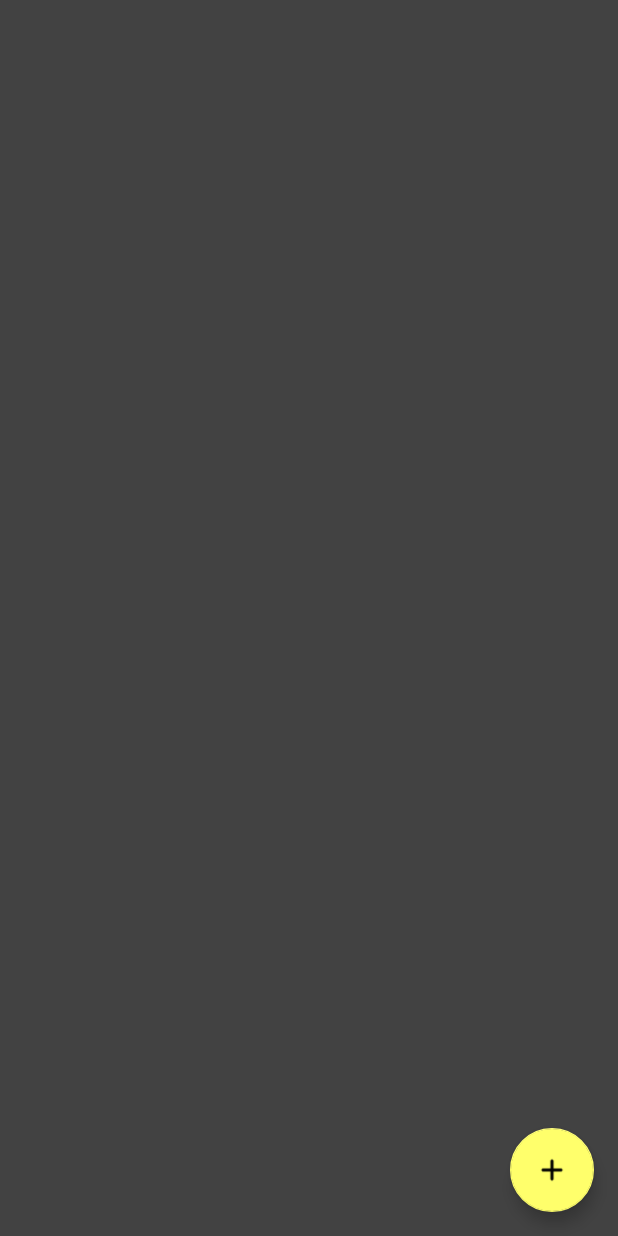
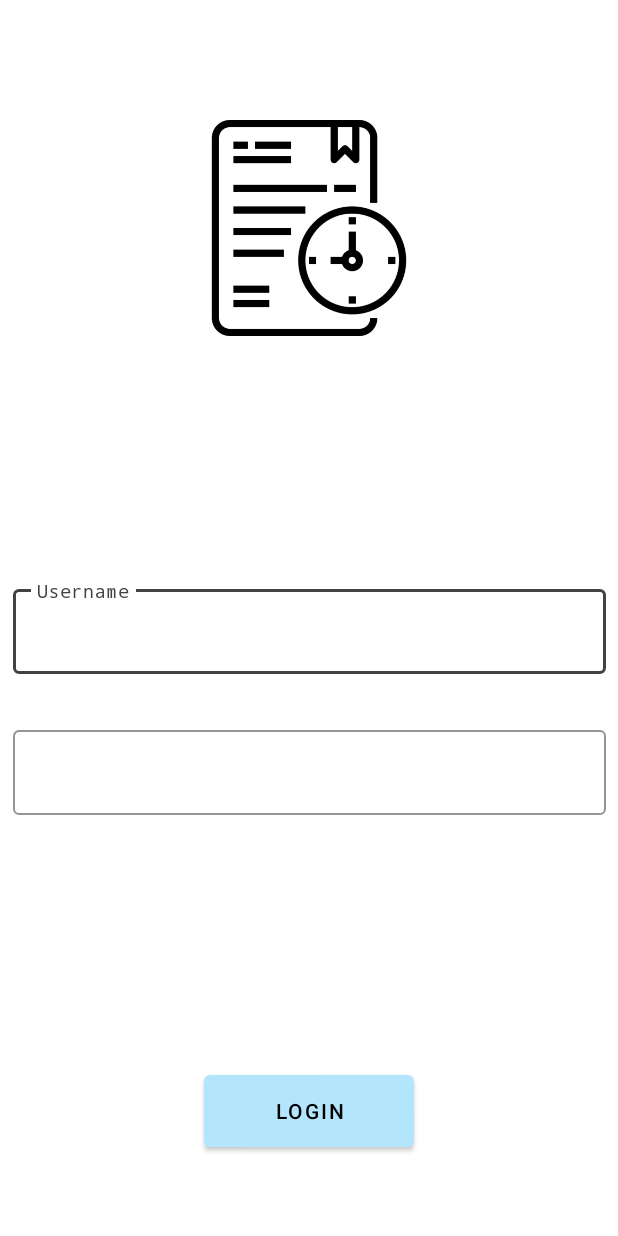
Before and after one commit to aleksandarObreshkov/StickHabit, an Android app: the screen it shows after launch (MainActivity before the commit, LoginMenu after it), on a phone screen of 412 x 824 dp. Run offline under Robolectric (Android 15) with nearby library versions, the phone set to English and light mode, and no system bars; our stand-ins replace Firebase (no records; nobody signed in at launch, a user with empty details on screens opened directly).

Commit message:
login menu and some colot changes

```diff
--- a/app/build.gradle
+++ b/app/build.gradle
@@ -1,4 +1,5 @@
 apply plugin: 'com.android.application'
+apply plugin: 'com.google.gms.google-services'
 
 android {
     compileSdkVersion 28
@@ -22,6 +23,7 @@ dependencies {
     implementation fileTree(dir: 'libs', include: ['*.jar'])
     implementation 'androidx.appcompat:appcompat:1.1.0-rc01'
     implementation 'androidx.constraintlayout:constraintlayout:2.0.0-beta2'
+    implementation 'com.google.firebase:firebase-auth:16.0.5'
     testImplementation 'junit:junit:4.13-beta-3'
     androidTestImplementation 'androidx.test:runner:1.3.0-alpha02'
     androidTestImplementation 'androidx.test.espresso:espresso-core:3.3.0-alpha02'
--- /dev/null
+++ b/app/src/main/java/com/example/purenote/LoginMenu.java
@@ -0,0 +1,66 @@
+package com.example.purenote;
+
+import android.content.Intent;
+import android.os.Bundle;
+import android.util.Log;
+import android.view.View;
+import android.widget.Button;
+
+import androidx.annotation.Nullable;
+import androidx.appcompat.app.AppCompatActivity;
+
+import com.google.android.material.snackbar.BaseTransientBottomBar;
+import com.google.android.material.snackbar.Snackbar;
+import com.google.android.material.textfield.TextInputLayout;
+import com.google.firebase.auth.FirebaseAuth;
+import com.google.firebase.auth.FirebaseUser;
+
+public class LoginMenu extends AppCompatActivity {
+
+    private Button loginButton;
+    private TextInputLayout loginInput, passwordInput;
+    private FirebaseAuth mAuth;
+    private FirebaseUser user;
+
+
+    @Override
+    protected void onCreate(@Nullable Bundle savedInstanceState) {
+        super.onCreate(savedInstanceState);
+        setContentView(R.layout.login_layout);
+
+        mAuth=FirebaseAuth.getInstance();
+
+        loginButton=findViewById(R.id.button3);
+        loginInput=findViewById(R.id.textInputLayout);
+        passwordInput=findViewById(R.id.textInputLayout2);
+
+        loginButton.setOnClickListener(new View.OnClickListener() {
+            @Override
+            public void onClick(View v) {
+
+                try {
+                    String email = loginInput.getEditText().getText().toString();
+                    String password = passwordInput.getEditText().getText().toString();
+
+                    mAuth.createUserWithEmailAndPassword(email,password);
+                    mAuth.signInWithEmailAndPassword(email,password);
+
+                }catch (NullPointerException npe){
+                    npe.printStackTrace();
+                    Log.i("Login","Empty field");
+                    Snackbar.make(findViewById(R.id.linearLayout2),"Please fill in the required fields!", BaseTransientBottomBar.LENGTH_SHORT).show();
+                }
+
+                if(mAuth.getCurrentUser()!=null){
+                    Intent i=new Intent(LoginMenu.this,MainActivity.class);
+                    startActivity(i);
+                }
+
+
+            }
+        });
+
+
+
+    }
+}
--- a/app/src/main/java/com/example/purenote/MainActivity.java
+++ b/app/src/main/java/com/example/purenote/MainActivity.java
@@ -12,6 +12,7 @@ import android.app.Dialog;
 import android.app.DialogFragment;
 import android.content.Context;
 import android.content.DialogInterface;
+import android.content.Intent;
 import android.content.pm.PackageManager;
 import android.os.Bundle;
 import android.os.Environment;
@@ -26,6 +27,8 @@ import com.google.android.material.floatingactionbutton.FloatingActionButton;
 import com.google.android.material.snackbar.BaseTransientBottomBar;
 import com.google.android.material.snackbar.Snackbar;
 import com.google.android.material.textfield.TextInputLayout;
+import com.google.firebase.auth.FirebaseAuth;
+import com.google.firebase.auth.FirebaseUser;
 
 import java.io.File;
 import java.io.FileNotFoundException;
@@ -50,10 +53,9 @@ interface NoticeDialogListener{
 public class MainActivity extends AppCompatActivity implements NoticeDialogListener {
     private static RecyclerView goalsLayoutRV;
 
-    Goal goal=new Goal("new",0,0);
     static ArrayList<Goal> goalsArray=new ArrayList<>();
     FloatingActionButton addGoalButton;
-
+    private FirebaseAuth mAuth;
 
     DateFormat dateFormat=SimpleDateFormat.getDateInstance();
 
@@ -62,7 +64,7 @@ public class MainActivity extends AppCompatActivity implements NoticeDialogListe
 
     public static String getFormattedDate(){
         Date date=new Date();
-        //I/Date tag: Thu Aug 08 15:00:05 GMT+03:00 2019
+
         Calendar calendar=new GregorianCalendar();
         String day=calendar.get(Calendar.DAY_OF_MONTH)+"/";
         String month=(calendar.get(Calendar.MONTH)+1)+"/";
@@ -80,6 +82,11 @@ public class MainActivity extends AppCompatActivity implements NoticeDialogListe
     @Override
     protected void onStart() {
         super.onStart();
+        FirebaseUser user=mAuth.getCurrentUser();
+        if(user==null){
+            Intent i=new Intent(MainActivity.this,LoginMenu.class);
+            startActivity(i);
+        }
         goalsArray=Goal.readGoalFromFile();
     }
 
@@ -87,6 +94,10 @@ public class MainActivity extends AppCompatActivity implements NoticeDialogListe
     protected void onCreate(Bundle savedInstanceState) {
         super.onCreate(savedInstanceState);
         setContentView(R.layout.activity_main);
+
+
+        mAuth=FirebaseAuth.getInstance();
+
 
 
 
@@ -125,8 +136,9 @@ public class MainActivity extends AppCompatActivity implements NoticeDialogListe
     @Override
     protected void onStop() {
         super.onStop();
-        for (Goal a:goalsArray
-             ) {Goal.writeGoalInFile(a.getText(),a.getCompletedSteps(),a.getTargetSteps(),a.getLastDate());
+        for (Goal a:goalsArray) {
+            Goal.writeGoalInFile(a.getText(),a.getCompletedSteps(),a.getTargetSteps(),a.getDatesChecked());
+
 
         }
 
@@ -167,7 +179,7 @@ public class MainActivity extends AppCompatActivity implements NoticeDialogListe
         @Override
         public Dialog onCreateDialog(Bundle savedInstanceState) {
             LayoutInflater inflater = getActivity().getLayoutInflater();
-            View content = inflater.inflate(R.layout.dialog_add_goal, null);
+            final View content = inflater.inflate(R.layout.dialog_add_goal, null);
             dialogBundle=new Bundle();
             builder = new AlertDialog.Builder(getActivity());
             builder.setTitle("Add new goal");
@@ -181,21 +193,19 @@ public class MainActivity extends AppCompatActivity implements NoticeDialogListe
                 @Override
                 public void onClick(View v) {
 
-                    //dialogBundle.putString("goal",goalInput.getEditText().getText().toString());
-                    //dialogBundle.putInt("target",Integer.parseInt(targetNumberInput.getEditText().getText().toString()));
-                    //getArguments().putAll(dialogBundle);
 
-
-                    //String goalName=(String) dialog.getArguments().getCharSequence("goal");
-                    //int targetumber=dialog.getArguments().getInt("target");
-                    String goalName=goalInput.getEditText().getText().toString();
-                    int targetNumber=Integer.parseInt(targetNumberInput.getEditText().getText().toString());
-                    Goal newGoal=new Goal(goalName,targetNumber,0);
-                    goalsArray.add(newGoal);
-                    goalsLayoutRV.setAdapter(new HabitsRVAdapter(goalsArray));
-                    Goal.writeGoalInFile(goalName,0,targetNumber,getFormattedDate());
-                    dismiss();
-                    //mListener.OnPositiveClick(AddGoalDialog.this);
+                    try {
+                        String goalName = goalInput.getEditText().getText().toString();
+                        int targetNumber = Integer.parseInt(targetNumberInput.getEditText().getText().toString());
+                        Goal newGoal = new Goal(goalName, targetNumber, 0);
+                        newGoal.addDateChecked("08/06/2019");
+                        goalsArray.add(newGoal);
+                        goalsLayoutRV.setAdapter(new HabitsRVAdapter(goalsArray));
+                        Goal.writeGoalInFile(goalName, 0, targetNumber, newGoal.getDatesChecked());
+                        dismiss();
+                    }catch (NullPointerException e){
+                        Snackbar.make(content.findViewById(R.id.recyclerView),"Please fill in the fields",BaseTransientBottomBar.LENGTH_SHORT).show();
+                    }
 
                 }
             });
--- /dev/null
+++ b/app/src/main/res/layout/login_layout.xml
@@ -0,0 +1,79 @@
+<?xml version="1.0" encoding="utf-8"?>
+<androidx.constraintlayout.widget.ConstraintLayout xmlns:android="http://schemas.android.com/apk/res/android"
+    xmlns:app="http://schemas.android.com/apk/res-auto"
+    xmlns:tools="http://schemas.android.com/tools"
+    android:layout_width="match_parent"
+    android:layout_height="match_parent"
+    android:background="#ffffff"
+    android:orientation="vertical">
+
+    <ImageView
+        android:id="@+id/imageView"
+        android:layout_width="144dp"
+        android:layout_height="144dp"
+        android:layout_marginTop="80dp"
+        app:layout_constraintEnd_toEndOf="parent"
+        app:layout_constraintStart_toStartOf="parent"
+        app:layout_constraintTop_toTopOf="parent"
+        app:srcCompat="@drawable/mainicon" />
+
+    <LinearLayout
+        android:id="@+id/linearLayout2"
+        android:layout_width="395dp"
+        android:layout_height="0dp"
+        android:layout_marginStart="8dp"
+        android:layout_marginTop="355dp"
+        android:layout_marginEnd="8dp"
+        android:layout_marginBottom="30dp"
+        android:orientation="vertical"
+        app:layout_constraintBottom_toTopOf="@+id/button3"
+        app:layout_constraintEnd_toEndOf="parent"
+        app:layout_constraintStart_toStartOf="parent"
+        app:layout_constraintTop_toTopOf="parent">
+
+        <com.google.android.material.textfield.TextInputLayout
+            style="@style/TextInputLayoutStyle"
+            android:layout_width="match_parent"
+            android:layout_height="wrap_content"
+            android:layout_marginTop="32dp"
+            app:boxStrokeColor="@color/colorDark">
+
+            <com.google.android.material.textfield.TextInputEditText
+                android:layout_width="match_parent"
+                android:layout_height="wrap_content"
+                android:fontFamily="monospace"
+                android:hint="@string/hint_username"
+                android:textColor="#000000"
+                android:textColorHint="#424242" />
+        </com.google.android.material.textfield.TextInputLayout>
+
+        <com.google.android.material.textfield.TextInputLayout
+            style="@style/TextInputLayoutStyle"
+            android:layout_width="match_parent"
+            android:layout_height="wrap_content"
+            android:layout_marginTop="32dp"
+            app:boxStrokeColor="@color/colorDark">
+
+            <com.google.android.material.textfield.TextInputEditText
+                android:layout_width="match_parent"
+                android:layout_height="wrap_content"
+                android:fontFamily="monospace"
+                android:hint="@string/hint_password"
+                android:inputType="textPassword"
+                android:textColor="#000000"
+                android:textColorHint="#424242" />
+        </com.google.android.material.textfield.TextInputLayout>
+    </LinearLayout>
+
+    <Button
+        android:id="@+id/button3"
+        android:layout_width="140dp"
+        android:layout_height="60dp"
+        android:layout_marginBottom="53dp"
+        android:text="Login"
+        app:layout_constraintBottom_toBottomOf="parent"
+        app:layout_constraintEnd_toEndOf="parent"
+        app:layout_constraintStart_toStartOf="parent"
+        app:layout_constraintTop_toBottomOf="@+id/linearLayout2"
+        style="@style/Widget.MaterialComponents.Button"/>
+</androidx.constraintlayout.widget.ConstraintLayout>
--- a/app/src/main/res/values/colors.xml
+++ b/app/src/main/res/values/colors.xml
@@ -1,8 +1,8 @@
 <?xml version="1.0" encoding="utf-8"?>
 <resources>
-    <color name="colorPrimary">#69F0AE</color>
-    <color name="colorPrimaryDark">#2BBD7E</color>
-    <color name="colorAccent">#FFFF6B</color>
+    <color name="colorPrimary">#B3E5FC</color>
+    <color name="colorPrimaryDark">#82b3c9</color>
+    <color name="colorAccent">#ffe082</color>
     <color name="colorDark">#424242</color>
 
 
--- a/app/src/main/res/values/strings.xml
+++ b/app/src/main/res/values/strings.xml
@@ -2,4 +2,7 @@
     <string name="app_name">PureNote</string>
     <string name="add_button">Add</string>
     <string name="cancel_button">Cancel</string>
+    <string name="hint_username">Username</string>
+    <string name="hint_password">Password</string>
+
 </resources>
--- a/app/src/main/res/values/styles.xml
+++ b/app/src/main/res/values/styles.xml
@@ -6,6 +6,7 @@
         <item name="colorPrimary">@color/colorPrimary</item>
         <item name="colorPrimaryDark">@color/colorPrimaryDark</item>
         <item name="colorAccent">@color/colorAccent</item>
+
 
     </style>
 
@@ -19,8 +20,15 @@
         <item name="android:background">#424242</item>
     </style>
 
-    <style name="NotificationBar" parent="Theme.MaterialComponents.NoActionBar.Bridge">
-        <item name="android:color">@color/colorPrimaryDark</item>
+
+    <style name="TextInputLayoutStyle" parent="Widget.MaterialComponents.TextInputLayout.OutlinedBox">
+        <item name="hintTextColor">#424242</item>
+        <item name="helperTextTextColor">#424242</item>
+
     </style>
 
+
+
+
+
 </resources>
--- a/build.gradle
+++ b/build.gradle
@@ -8,6 +8,7 @@ buildscript {
     }
     dependencies {
         classpath 'com.android.tools.build:gradle:3.4.2'
+        classpath 'com.google.gms:google-services:4.2.0'
 
         // NOTE: Do not place your application dependencies here; they belong
         // in the individual module build.gradle files
```
Also changed, not shown: app/src/main/AndroidManifest.xml (+5 -3 lines), app/src/main/java/com/example/purenote/Goal.java (+112 -41 lines), app/src/main/java/com/example/purenote/HabitsRVAdapter.java (+36 -35 lines), app/src/main/res/layout/dialog_add_goal.xml (+5 -2 lines), app/src/main/res/layout/habit_layout.xml (+9 -3 lines), app/src/main/res/drawable-v24/mainicon.png (added).
